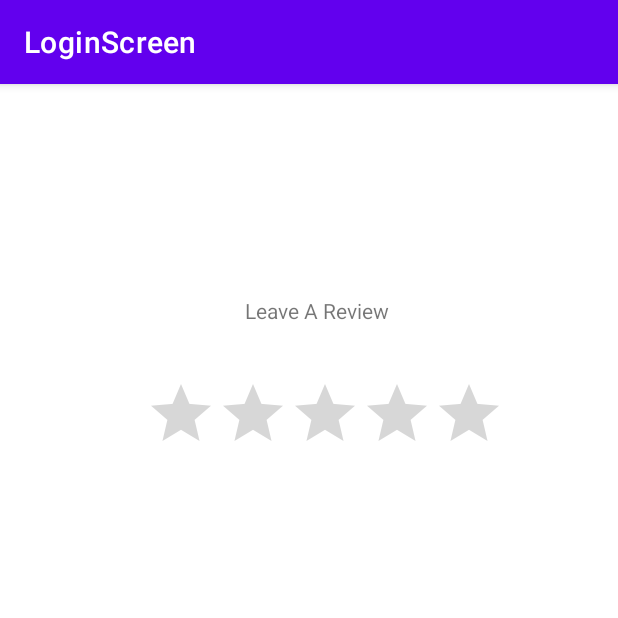
After one commit to SeanOConnor8101/GroupProjectApp, an Android app: the MainActivity11 screen opened directly, with no data from a screen before it, on a phone screen of 412 x 824 dp, the top half of it. The commit adds this screen. Run offline under Robolectric (Android 15) with nearby library versions, the phone set to English and light mode, and no system bars.

Commit message:
week2 of sprint 3 01/12/22

```diff
--- a/app/build.gradle
+++ b/app/build.gradle
@@ -34,9 +34,11 @@ dependencies {
     implementation 'androidx.appcompat:appcompat:1.5.1'
     implementation 'com.google.android.material:material:1.6.1'
     implementation 'androidx.constraintlayout:constraintlayout:2.1.4'
+    implementation 'com.google.firebase:firebase-firestore:24.0.2'
     testImplementation 'junit:junit:4.13.2'
     androidTestImplementation 'androidx.test.ext:junit:1.1.3'
     androidTestImplementation 'androidx.test.espresso:espresso-core:3.4.0'
     implementation platform('com.google.firebase:firebase-bom:31.0.2')
     implementation 'com.google.firebase:firebase-analytics'
+    implementation 'com.github.ome450901:SimpleRatingBar:1.4.1'
 }
--- /dev/null
+++ b/app/src/main/java/com/example/loginscreen/MainActivity11.java
@@ -0,0 +1,14 @@
+package com.example.loginscreen;
+
+import androidx.appcompat.app.AppCompatActivity;
+
+import android.os.Bundle;
+
+public class MainActivity11 extends AppCompatActivity {
+
+    @Override
+    protected void onCreate(Bundle savedInstanceState) {
+        super.onCreate(savedInstanceState);
+        setContentView(R.layout.activity_main11);
+    }
+}
--- /dev/null
+++ b/app/src/main/res/layout/activity_main11.xml
@@ -0,0 +1,27 @@
+<?xml version="1.0" encoding="utf-8"?>
+<androidx.constraintlayout.widget.ConstraintLayout xmlns:android="http://schemas.android.com/apk/res/android"
+    xmlns:app="http://schemas.android.com/apk/res-auto"
+    xmlns:tools="http://schemas.android.com/tools"
+    android:layout_width="match_parent"
+    android:layout_height="match_parent">
+
+
+    <TextView
+        android:id="@+id/textView15"
+        android:layout_width="wrap_content"
+        android:layout_height="wrap_content"
+        android:layout_marginStart="163dp"
+        android:layout_marginTop="141dp"
+        android:text="Leave A Review"
+        app:layout_constraintStart_toStartOf="parent"
+        app:layout_constraintTop_toTopOf="parent" />
+
+    <RatingBar
+        android:id="@+id/ratingBar"
+        android:layout_width="wrap_content"
+        android:layout_height="wrap_content"
+        android:layout_marginTop="35dp"
+        android:layout_marginEnd="75dp"
+        app:layout_constraintEnd_toEndOf="parent"
+        app:layout_constraintTop_toBottomOf="@+id/textView15" />
+</androidx.constraintlayout.widget.ConstraintLayout>
--- a/build.gradle
+++ b/build.gradle
@@ -42,7 +42,7 @@ allprojects {
         // Make sure that you have the following two repositories
 
         google()  // Google's Maven repository
-
+        maven { url 'https://jitpack.io' }
         mavenCentral()  // Maven Central repository
 
     }
```
Also changed, not shown: app/src/main/AndroidManifest.xml (+8 -0 lines), app/src/main/java/com/example/loginscreen/MainActivity.java (+32 -0 lines), app/src/main/java/com/example/loginscreen/MainActivity3.java (+14 -0 lines), app/src/main/res/drawable-v24/empty.png (added), app/src/main/res/drawable-v24/full.png (added), 1 other file.
